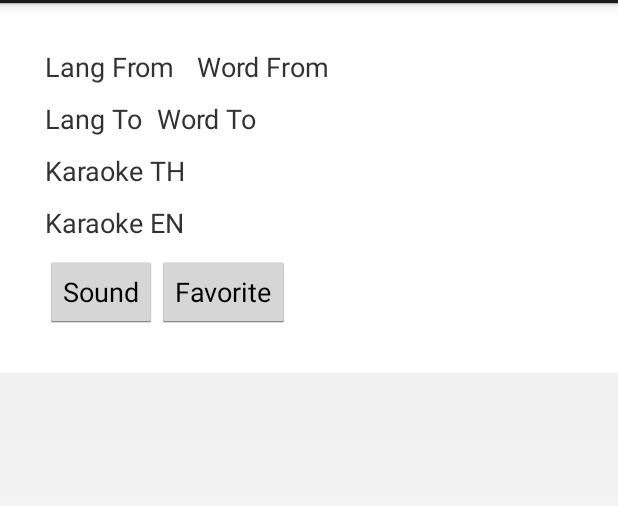
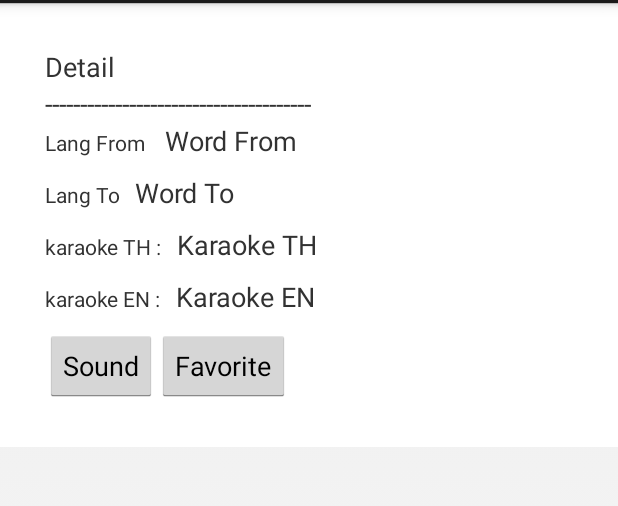
Before and after one commit to pheonize/HappyTalk, an Android app: the layout dialog_data.xml on its own in the app's theme, with its tools: preview values and no code run, on a phone screen of 412 x 824 dp, the part 69-575 px from its top. Run offline under Robolectric (Android 15) with nearby library versions, the phone set to English and light mode, and no system bars.

Commit message:
31 May 2014

```diff
--- a/app/src/main/java/com/example/happytalk/app/MainActivity.java
+++ b/app/src/main/java/com/example/happytalk/app/MainActivity.java
@@ -3,6 +3,7 @@ package com.example.happytalk.app;
 import android.app.Activity;
 import android.app.SearchManager;
 import android.content.Context;
+import android.graphics.Typeface;
 import android.os.Bundle;
 import android.util.Log;
 import android.view.LayoutInflater;
@@ -62,6 +63,7 @@ public class MainActivity extends Activity {
 
 
 
+
         //Test DB //
         //Database
         Database db = new Database(this);
@@ -96,6 +98,8 @@ public class MainActivity extends Activity {
 
 
         Spinner countryFrom = (Spinner)findViewById(R.id.spinner_show);
+
+        int selectedIntemPosittion = countryFrom.getSelectedItemPosition();
         countryFrom.setAdapter(new MyCustomAdapter(MainActivity.this,R.layout.spinner_row,country_list,img));
         countryFrom.setOnItemSelectedListener(new MyOnItemSelectedListener());
 
@@ -171,6 +175,7 @@ public class MainActivity extends Activity {
 
     private void initWidget() {
         countryFrom = (Spinner) findViewById(R.id.spinner_show);
+
         countryTo = (Spinner) findViewById(R.id.spinner2_show);
        // btnSearch = (Button) findViewById(R.id.btn_go);
     }
--- a/app/src/main/res/layout/activity_main.xml
+++ b/app/src/main/res/layout/activity_main.xml
@@ -7,6 +7,7 @@
     android:paddingTop="@dimen/activity_vertical_margin"
     android:paddingBottom="@dimen/activity_vertical_margin"
     tools:context="com.example.happytalk.app.MainActivity"
+
     android:background="@color/white">
 
 
@@ -22,7 +23,8 @@
             android:layout_width="wrap_content"
             android:layout_height="wrap_content"
             android:text="From"
-            android:id="@+id/from">
+            android:id="@+id/from"
+            >
 
             </TextView>
         <Spinner
--- a/app/src/main/res/layout/dialog_data.xml
+++ b/app/src/main/res/layout/dialog_data.xml
@@ -13,6 +13,22 @@
         android:orientation="vertical"
         >
 
+        <TextView
+            android:layout_width="fill_parent"
+            android:layout_height="fill_parent"
+            android:id="@+id/Title"
+            android:text="Detail"
+            android:textSize="18dp"
+
+            />
+        <TextView
+            android:layout_width="fill_parent"
+            android:layout_height="fill_parent"
+            android:id="@+id/Underline"
+            android:text="--------------------------------------"
+            android:textSize="18dp"
+
+            />
         <LinearLayout
             android:layout_width="fill_parent"
             android:layout_height="fill_parent">
@@ -23,7 +39,7 @@
             android:layout_marginBottom="10dp"
             android:layout_marginRight="10dp"
             android:text="Lang From "
-            android:textSize="18sp"
+            android:textSize="14sp"
             />
         <TextView
             android:id="@+id/txtWordFrom"
@@ -46,35 +62,58 @@
                 android:layout_marginBottom="10dp"
                 android:layout_marginRight="10dp"
                 android:text="Lang To"
-                android:textSize="18sp"
+                android:textSize="14sp"
                 />
         <TextView
             android:id="@+id/txtWordTo"
             android:layout_width="wrap_content"
             android:layout_height="wrap_content"
+            android:layout_marginBottom="10dp"
             android:layout_toRightOf="@id/txtLangTo"
-            android:layout_marginBottom="10dp"
             android:text="Word To"
             android:textSize="18sp"
             />
         </LinearLayout>
+        <LinearLayout
+            android:layout_width="fill_parent"
+            android:layout_height="fill_parent">
+            <TextView
+                android:id="@+id/title1"
+                android:layout_width="wrap_content"
+                android:layout_height="wrap_content"
+                android:text="karaoke TH :"
+                android:layout_marginRight="10dp"
+                android:textSize="14sp"/>
         <TextView
             android:id="@+id/txtKaraokeTH"
             android:layout_width="fill_parent"
             android:layout_height="wrap_content"
+            android:layout_toRightOf="@id/title1"
             android:layout_marginBottom="10dp"
             android:text="Karaoke TH"
             android:textSize="18sp"
             />
+        </LinearLayout>
+    <LinearLayout
+        android:layout_width="fill_parent"
+        android:layout_height="fill_parent">
+        <TextView
+            android:id="@+id/title2"
+            android:layout_width="wrap_content"
+            android:layout_height="wrap_content"
+            android:text="karaoke EN :"
+            android:layout_marginRight="10dp"
+            android:textSize="14sp"/>
         <TextView
             android:id="@+id/txtKaraokeEN"
             android:layout_width="fill_parent"
             android:layout_height="wrap_content"
+            android:layout_toRightOf="@id/title2"
             android:layout_marginBottom="10dp"
             android:text="Karaoke EN"
             android:textSize="18sp"
             />
-
+</LinearLayout>
         <LinearLayout
             android:layout_width="fill_parent"
             android:layout_height="fill_parent"
--- a/app/src/main/res/values/styles.xml
+++ b/app/src/main/res/values/styles.xml
@@ -5,4 +5,5 @@
         <!-- Customize your theme here. -->
     </style>
 
+    <item name="CustomFontText" type="id" />
 </resources>
```
Also changed, not shown: app/src/main/java/com/example/happytalk/app/ConversationActivity.java (+13 -24 lines), app/src/main/res/values/attrs.xml (added, +9 -0 lines), 4 other files.
